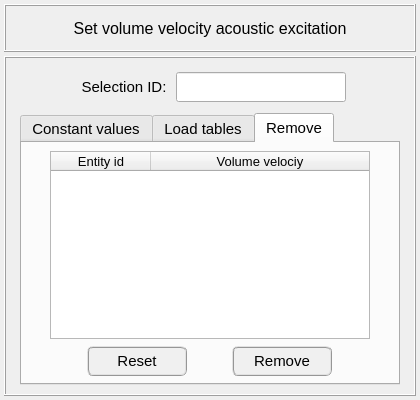
Old version of the form data/ui_files/model/acoustic/volume_velocity_input.ui in the repository MOPT-UFSC/VIBRA.
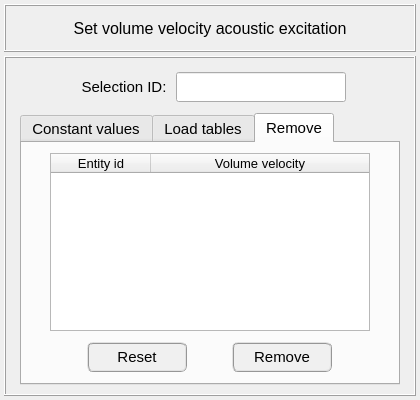
New version of the form. The open tabs and pages were chosen to show the change.

```diff
--- a/data/ui_files/model/acoustic/volume_velocity_input.ui
+++ b/data/ui_files/model/acoustic/volume_velocity_input.ui
@@ -1051,7 +1051,7 @@
            <number>2</number>
           </property>
           <property name="topMargin">
-           <number>8</number>
+           <number>10</number>
           </property>
           <property name="rightMargin">
            <number>2</number>
@@ -1067,13 +1067,13 @@
             <property name="minimumSize">
              <size>
               <width>320</width>
-              <height>40</height>
+              <height>48</height>
              </size>
             </property>
             <property name="maximumSize">
              <size>
               <width>320</width>
-              <height>40</height>
+              <height>48</height>
              </size>
             </property>
             <property name="frameShape">
@@ -1210,13 +1210,25 @@
              <property name="text">
               <string>Entity id</string>
              </property>
+             <property name="font">
+              <font>
+               <family>MS Shell Dlg 2</family>
+               <pointsize>10</pointsize>
+              </font>
+             </property>
              <property name="textAlignment">
               <set>AlignCenter</set>
              </property>
             </column>
             <column>
              <property name="text">
-              <string>Volume velociy</string>
+              <string>Volume velocity</string>
+             </property>
+             <property name="font">
+              <font>
+               <family>MS Shell Dlg 2</family>
+               <pointsize>10</pointsize>
+              </font>
              </property>
              <property name="textAlignment">
               <set>AlignCenter</set>
```
